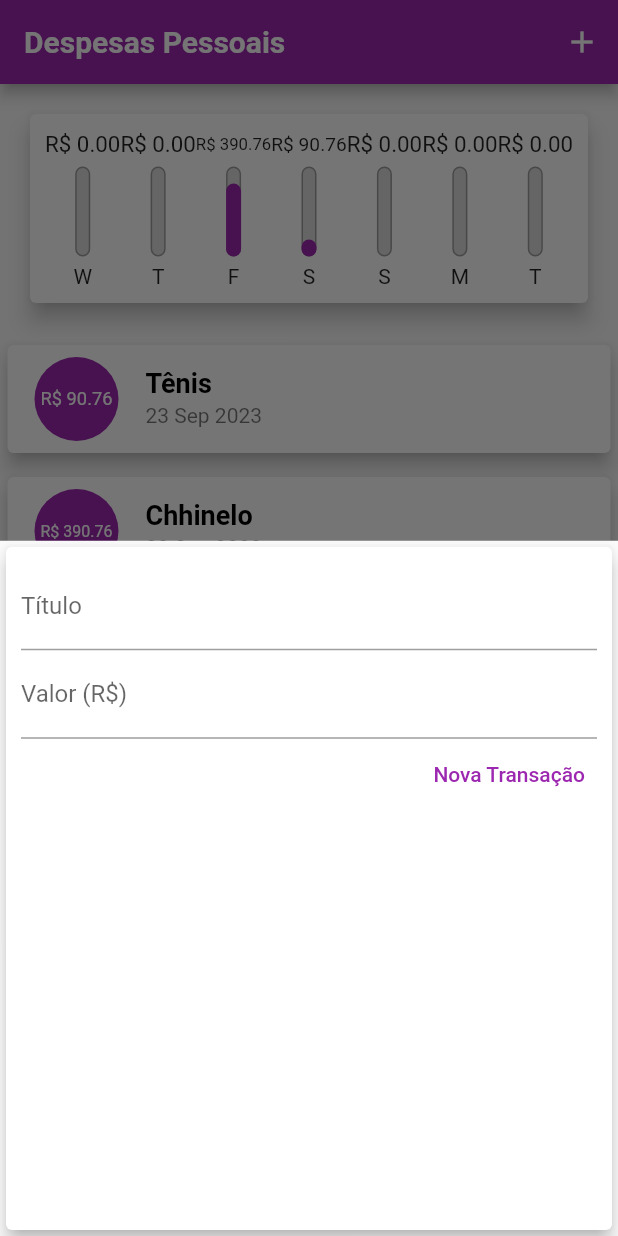
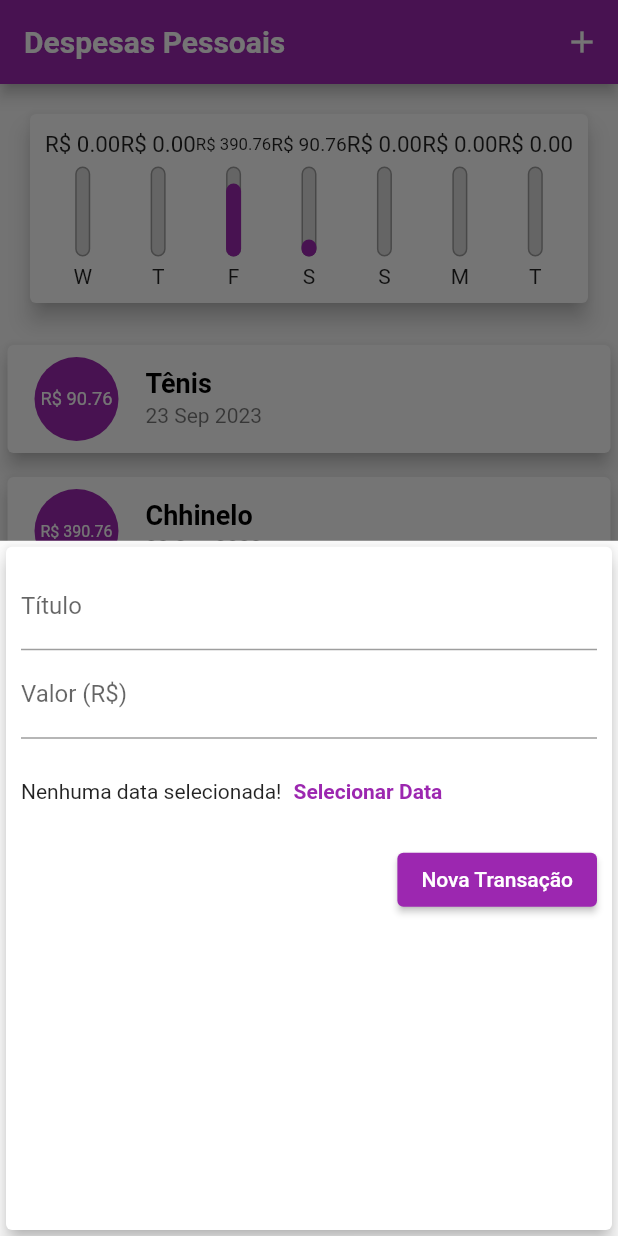
Before and after one commit to AfonsoMachado/personal_expenses, a Flutter app: the screen it shows after launch, after a tap on the "add" icon, on a phone screen of 412 x 824 dp. Run offline on Flutter 3.47's test engine with Material 2 defaults, Android fonts, the phone set to English and light mode, and no system bars; Roboto replaces fonts that are missing (OpenSans).

Commit message:
refactor: form fields

```diff
--- a/lib/components/transaction_form.dart
+++ b/lib/components/transaction_form.dart
@@ -45,15 +45,27 @@ class _TransactionFormState extends State<TransactionForm> {
               onSubmitted: (_) => _submitForm(),
               decoration: const InputDecoration(labelText: 'Valor (R\$)'),
             ),
+            SizedBox(
+              height: 70,
+              child: Row(
+                children: [
+                  const Text('Nenhuma data selecionada!'),
+                  TextButton(
+                    onPressed: () {},
+                    child: const Text(
+                      'Selecionar Data',
+                      style: TextStyle(fontWeight: FontWeight.bold),
+                    ),
+                  )
+                ],
+              ),
+            ),
             Row(
               mainAxisAlignment: MainAxisAlignment.end,
               children: [
-                TextButton(
+                ElevatedButton(
                   onPressed: _submitForm,
-                  child: const Text(
-                    'Nova Transação',
-                    style: TextStyle(color: Colors.purple),
-                  ),
+                  child: const Text('Nova Transação'),
                 ),
               ],
             )
```
